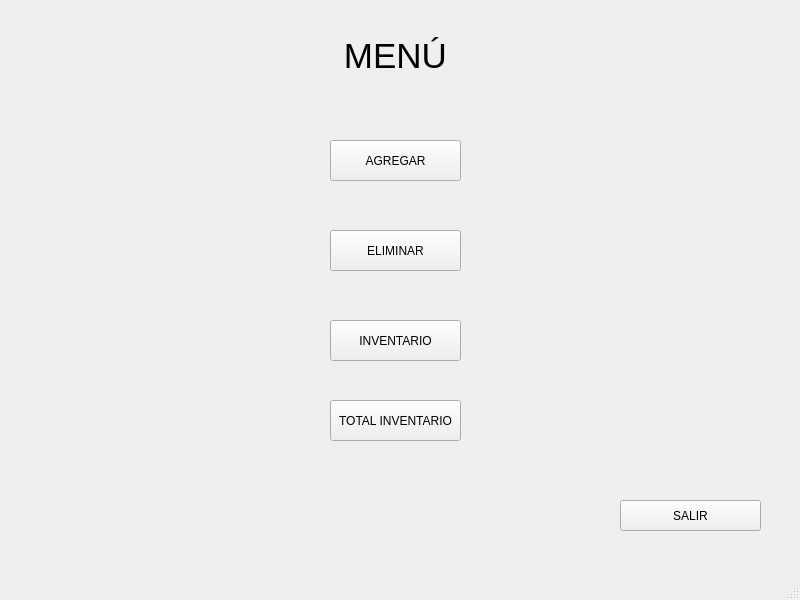
Before: the Qt Designer form cframe.ui in harlenlopez10/Lab3_Harlen_Lopez_22311161, drawn with Qt 5.
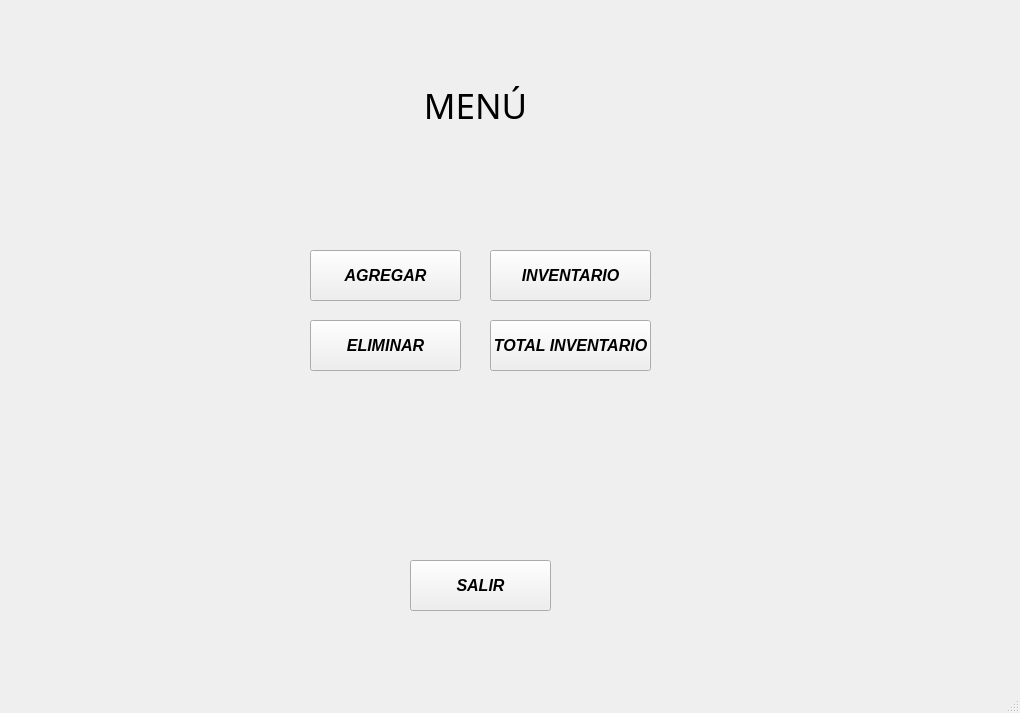
After: the same form once the commit is applied. The open tabs and pages were chosen to show the change.

```diff
--- a/cframe.ui
+++ b/cframe.ui
@@ -6,8 +6,8 @@
    <rect>
     <x>0</x>
     <y>0</y>
-    <width>800</width>
-    <height>600</height>
+    <width>1020</width>
+    <height>713</height>
    </rect>
   </property>
   <property name="windowTitle">
@@ -19,8 +19,8 @@
      <rect>
       <x>0</x>
       <y>0</y>
-      <width>801</width>
-      <height>561</height>
+      <width>991</width>
+      <height>671</height>
      </rect>
     </property>
     <property name="currentIndex">
@@ -30,15 +30,15 @@
      <widget class="QLabel" name="label">
       <property name="geometry">
        <rect>
-        <x>170</x>
-        <y>30</y>
+        <x>250</x>
+        <y>80</y>
         <width>451</width>
         <height>51</height>
        </rect>
       </property>
       <property name="font">
        <font>
-        <family>Segoe UI Historic</family>
+        <family>Franklin Gothic Demi Cond</family>
         <pointsize>26</pointsize>
         <bold>false</bold>
        </font>
@@ -53,12 +53,19 @@
      <widget class="QPushButton" name="page1">
       <property name="geometry">
        <rect>
-        <x>330</x>
-        <y>140</y>
-        <width>131</width>
-        <height>41</height>
+        <x>310</x>
+        <y>250</y>
+        <width>151</width>
+        <height>51</height>
        </rect>
       </property>
+      <property name="font">
+       <font>
+        <pointsize>12</pointsize>
+        <italic>true</italic>
+        <bold>true</bold>
+       </font>
+      </property>
       <property name="text">
        <string>AGREGAR</string>
       </property>
@@ -66,12 +73,19 @@
      <widget class="QPushButton" name="page3">
       <property name="geometry">
        <rect>
-        <x>330</x>
-        <y>230</y>
-        <width>131</width>
-        <height>41</height>
+        <x>310</x>
+        <y>320</y>
+        <width>151</width>
+        <height>51</height>
        </rect>
       </property>
+      <property name="font">
+       <font>
+        <pointsize>12</pointsize>
+        <italic>true</italic>
+        <bold>true</bold>
+       </font>
+      </property>
       <property name="text">
        <string>ELIMINAR</string>
       </property>
@@ -79,12 +93,19 @@
      <widget class="QPushButton" name="page2">
       <property name="geometry">
        <rect>
-        <x>330</x>
-        <y>320</y>
-        <width>131</width>
-        <height>41</height>
+        <x>490</x>
+        <y>250</y>
+        <width>161</width>
+        <height>51</height>
        </rect>
       </property>
+      <property name="font">
+       <font>
+        <pointsize>12</pointsize>
+        <italic>true</italic>
+        <bold>true</bold>
+       </font>
+      </property>
       <property name="text">
        <string>INVENTARIO</string>
       </property>
@@ -92,12 +113,19 @@
      <widget class="QPushButton" name="btn_close">
       <property name="geometry">
        <rect>
-        <x>620</x>
-        <y>500</y>
+        <x>410</x>
+        <y>560</y>
         <width>141</width>
-        <height>31</height>
+        <height>51</height>
        </rect>
       </property>
+      <property name="font">
+       <font>
+        <pointsize>12</pointsize>
+        <italic>true</italic>
+        <bold>true</bold>
+       </font>
+      </property>
       <property name="text">
        <string>SALIR</string>
       </property>
@@ -105,12 +133,19 @@
      <widget class="QPushButton" name="btn_total_invent">
       <property name="geometry">
        <rect>
-        <x>330</x>
-        <y>400</y>
-        <width>131</width>
-        <height>41</height>
+        <x>490</x>
+        <y>320</y>
+        <width>161</width>
+        <height>51</height>
        </rect>
       </property>
+      <property name="font">
+       <font>
+        <pointsize>12</pointsize>
+        <italic>true</italic>
+        <bold>true</bold>
+       </font>
+      </property>
       <property name="text">
        <string>TOTAL INVENTARIO</string>
       </property>
```
Left out of the diff: 145 changed lines with no effect on the pictures.
